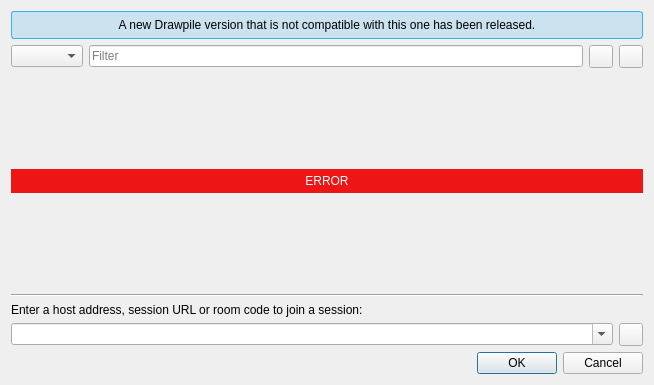
The window that src/desktop/ui/joindialog.ui (drawpile/Drawpile) describes before a commit, drawn with Qt 5.
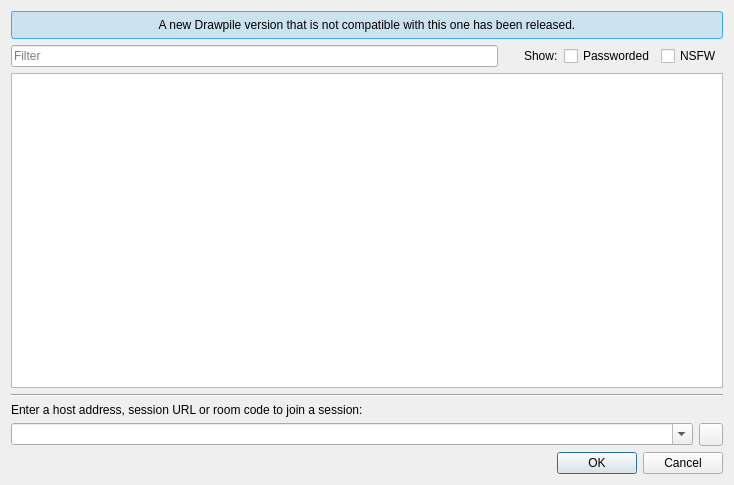
The same window after the commit. The open tabs and pages were chosen to show the change. Icons and pictures are not drawn. Custom widgets are drawn as their Qt base class.

Commit message:
Show sessions from all listing sources
Use a tree view in Join dialog and include sessions from all listing servers
(including Zeroconf if available) in the same model.
Remember the size of the window. Resizing the window small enough will hide the listing.

The edit to the form file:
```diff
--- a/src/desktop/ui/joindialog.ui
+++ b/src/desktop/ui/joindialog.ui
@@ -9,14 +9,14 @@
    <rect>
     <x>0</x>
     <y>0</y>
-    <width>654</width>
-    <height>385</height>
+    <width>734</width>
+    <height>485</height>
    </rect>
   </property>
   <property name="windowTitle">
    <string>Join a Session</string>
   </property>
-  <layout class="QVBoxLayout" name="verticalLayout_3">
+  <layout class="QVBoxLayout" name="verticalLayout">
    <item>
     <widget class="QLabel" name="newVersionNotification">
      <property name="styleSheet">
@@ -35,14 +35,7 @@
     </widget>
    </item>
    <item>
-    <layout class="QHBoxLayout" name="horizontalLayout_2">
-     <item>
-      <widget class="QComboBox" name="listserver">
-       <property name="toolTip">
-        <string>Listing server</string>
-       </property>
-      </widget>
-     </item>
+    <layout class="QHBoxLayout" name="horizontalLayout_3">
      <item>
       <widget class="QLineEdit" name="filter">
        <property name="placeholderText">
@@ -54,158 +47,55 @@
       </widget>
      </item>
      <item>
-      <widget class="QToolButton" name="filterLocked">
-       <property name="toolTip">
-        <string>Show password protected sessions</string>
+      <spacer name="filterSpacer">
+       <property name="orientation">
+        <enum>Qt::Horizontal</enum>
        </property>
-       <property name="icon">
-        <iconset theme="object-locked">
-         <normaloff>theme:object-locked.svg</normaloff>theme:object-locked.svg</iconset>
+       <property name="sizeType">
+        <enum>QSizePolicy::Fixed</enum>
        </property>
-       <property name="checkable">
-        <bool>true</bool>
+       <property name="sizeHint" stdset="0">
+        <size>
+         <width>20</width>
+         <height>20</height>
+        </size>
        </property>
+      </spacer>
+     </item>
+     <item>
+      <widget class="QLabel" name="filterLabel">
+       <property name="text">
+        <string>Show:</string>
+       </property>
       </widget>
      </item>
      <item>
-      <widget class="QToolButton" name="filterNsfw">
-       <property name="toolTip">
-        <string>Show NSFW sessions</string>
+      <widget class="QCheckBox" name="showPassworded">
+       <property name="text">
+        <string>Passworded</string>
        </property>
-       <property name="icon">
-        <iconset>
-         <normaloff>:/icons/censored.svg</normaloff>:/icons/censored.svg</iconset>
-       </property>
-       <property name="checkable">
-        <bool>true</bool>
+      </widget>
+     </item>
+     <item>
+      <widget class="QCheckBox" name="showNsfw">
+       <property name="text">
+        <string>NSFW</string>
        </property>
       </widget>
      </item>
     </layout>
    </item>
    <item>
-    <widget class="QStackedWidget" name="liststack">
-     <property name="currentIndex">
-      <number>0</number>
+    <widget class="QTreeView" name="listing">
+     <property name="rootIsDecorated">
+      <bool>false</bool>
      </property>
-     <widget class="QWidget" name="page_3">
-      <layout class="QVBoxLayout" name="verticalLayout_4">
-       <item>
-        <widget class="Spinner" name="loadingSpinner">
-         <property name="maximumSize">
-          <size>
-           <width>16777215</width>
-           <height>64</height>
-          </size>
-         </property>
-        </widget>
-       </item>
-      </layout>
-     </widget>
-     <widget class="QWidget" name="page">
-      <layout class="QVBoxLayout" name="verticalLayout">
-       <property name="spacing">
-        <number>0</number>
-       </property>
-       <property name="leftMargin">
-        <number>0</number>
-       </property>
-       <property name="topMargin">
-        <number>0</number>
-       </property>
-       <property name="rightMargin">
-        <number>0</number>
-       </property>
-       <property name="bottomMargin">
-        <number>0</number>
-       </property>
-       <item>
-        <widget class="QTableView" name="listing">
-         <property name="minimumSize">
-          <size>
-           <width>0</width>
-           <height>160</height>
-          </size>
-         </property>
-         <property name="selectionMode">
-          <enum>QAbstractItemView::SingleSelection</enum>
-         </property>
-         <property name="selectionBehavior">
-          <enum>QAbstractItemView::SelectRows</enum>
-         </property>
-         <property name="showGrid">
-          <bool>false</bool>
-         </property>
-         <property name="sortingEnabled">
-          <bool>true</bool>
-         </property>
-         <attribute name="verticalHeaderVisible">
-          <bool>false</bool>
-         </attribute>
-        </widget>
-       </item>
-      </layout>
-     </widget>
-     <widget class="QWidget" name="page_2">
-      <layout class="QVBoxLayout" name="verticalLayout_2">
-       <property name="spacing">
-        <number>0</number>
-       </property>
-       <property name="leftMargin">
-        <number>0</number>
-       </property>
-       <property name="topMargin">
-        <number>0</number>
-       </property>
-       <property name="rightMargin">
-        <number>0</number>
-       </property>
-       <property name="bottomMargin">
-        <number>0</number>
-       </property>
-       <item>
-        <spacer name="verticalSpacer_2">
-         <property name="orientation">
-          <enum>Qt::Vertical</enum>
-         </property>
-         <property name="sizeHint" stdset="0">
-          <size>
-           <width>20</width>
-           <height>63</height>
-          </size>
-         </property>
-        </spacer>
-       </item>
-       <item>
-        <widget class="QLabel" name="listingError">
-         <property name="styleSheet">
-          <string notr="true">background: #ed1515;
-color: #fcfcfc;
-padding: 5px;</string>
-         </property>
-         <property name="text">
-          <string notr="true">ERROR</string>
-         </property>
-         <property name="alignment">
-          <set>Qt::AlignCenter</set>
-         </property>
-        </widget>
-       </item>
-       <item>
-        <spacer name="verticalSpacer">
-         <property name="orientation">
-          <enum>Qt::Vertical</enum>
-         </property>
-         <property name="sizeHint" stdset="0">
-          <size>
-           <width>20</width>
-           <height>63</height>
-          </size>
-         </property>
-        </spacer>
-       </item>
-      </layout>
-     </widget>
+     <property name="sortingEnabled">
+      <bool>true</bool>
+     </property>
+     <attribute name="headerStretchLastSection">
+      <bool>false</bool>
+     </attribute>
     </widget>
    </item>
    <item>
@@ -274,13 +164,6 @@
    </item>
   </layout>
  </widget>
- <customwidgets>
-  <customwidget>
-   <class>Spinner</class>
-   <extends>QWidget</extends>
-   <header>widgets/spinner.h</header>
-  </customwidget>
- </customwidgets>
  <tabstops>
   <tabstop>address</tabstop>
   <tabstop>buttons</tabstop>
```
The commit also changes 11 other files.
